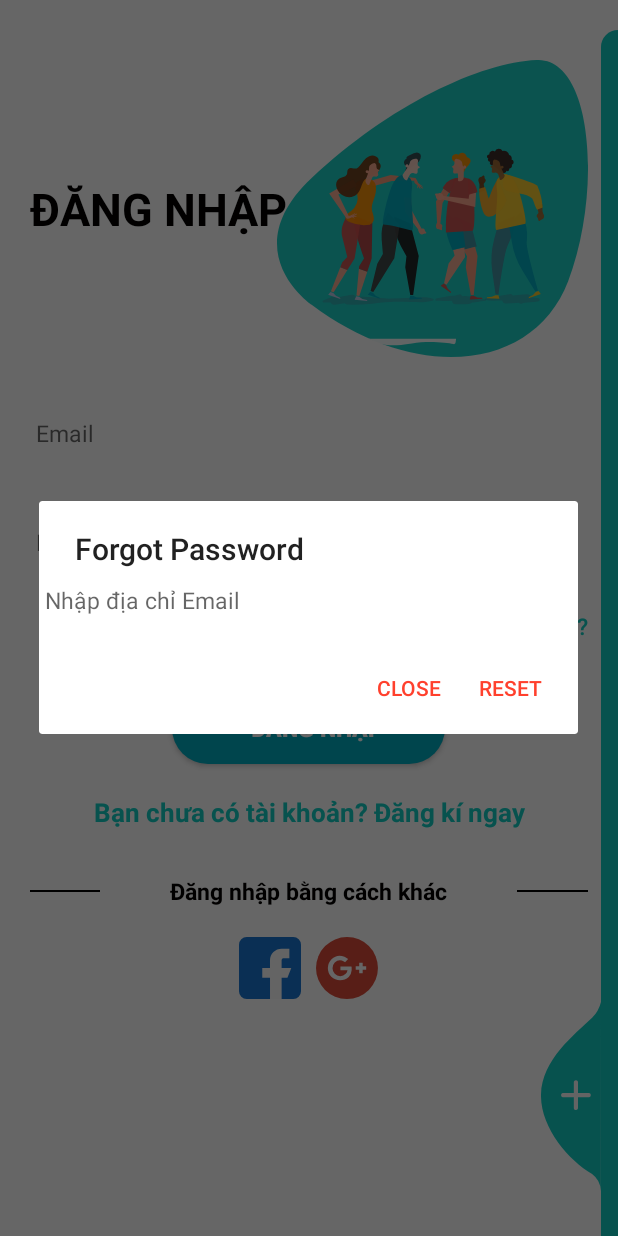
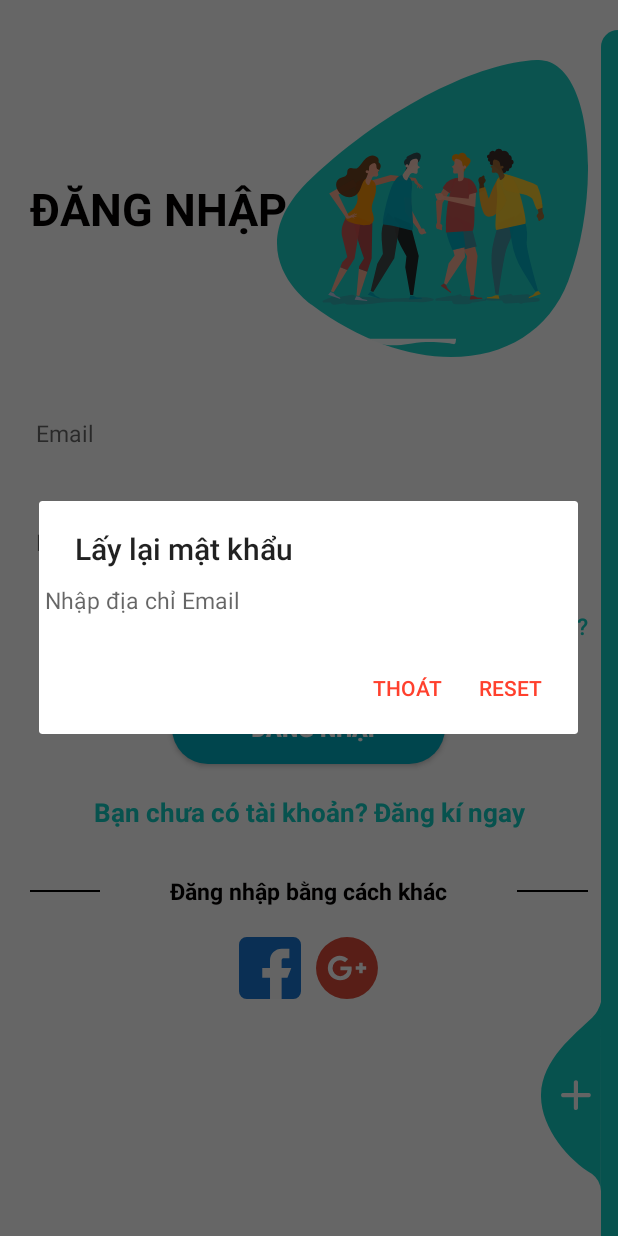
Before and after one commit to VTrng1/App-Solve-The-Exam, an Android app: the screen it shows after launch (LoginActivity), after a tap on "Quên mật khẩu?", on a phone screen of 412 x 824 dp. Run offline under Robolectric (Android 15) with nearby library versions, the phone set to English and light mode, and no system bars; our stand-ins replace Firebase (no records; nobody signed in at launch, a user with empty details on screens opened directly).

Commit message:
3h sáng

```diff
--- a/app/src/main/java/com/example/app_solve_the_exam/LoginActivity.kt
+++ b/app/src/main/java/com/example/app_solve_the_exam/LoginActivity.kt
@@ -5,7 +5,6 @@ package com.example.app_solve_the_exam
 import android.content.DialogInterface
 import android.content.Intent
 import android.os.Bundle
-import android.util.Log
 import android.util.Patterns
 import android.view.View
 import android.widget.EditText
@@ -15,7 +14,6 @@ import androidx.appcompat.app.AppCompatActivity
 import com.google.firebase.auth.FirebaseAuth
 import com.google.firebase.database.DatabaseReference
 import kotlinx.android.synthetic.main.activity_login.*
-import java.util.regex.Pattern
 
 
 class LoginActivity : AppCompatActivity() {
@@ -36,14 +34,14 @@ class LoginActivity : AppCompatActivity() {
 
         btn_forgot_password.setOnClickListener{
             val builder = AlertDialog.Builder(this)
-            builder.setTitle("Forgot Password")
+            builder.setTitle("Lấy lại mật khẩu")
             val view = layoutInflater.inflate(R.layout.dialog_forgot_password,null)
             val username = view.findViewById<EditText>(R.id.et_username)
             builder.setView(view)
             builder.setPositiveButton("Reset", DialogInterface.OnClickListener {
                 _, _ -> forgotPassword(username)
             })
-            builder.setNegativeButton("Close", DialogInterface.OnClickListener { _, _ ->})
+            builder.setNegativeButton("Thoát", DialogInterface.OnClickListener { _, _ ->})
             builder.show()
         }
     }
@@ -60,7 +58,7 @@ class LoginActivity : AppCompatActivity() {
         mAuth.sendPasswordResetEmail(username.text.toString())
                 .addOnCompleteListener {    task ->
                     if (task.isSuccessful) {
-                        Toast.makeText(this, "Email send.", Toast.LENGTH_SHORT).show()
+                        Toast.makeText(this@LoginActivity, "Email send.", Toast.LENGTH_SHORT).show()
                     }
                 }
     }
--- a/app/src/main/res/layout/dialog_forgot_password.xml
+++ b/app/src/main/res/layout/dialog_forgot_password.xml
@@ -7,5 +7,4 @@
     android:layout_height="wrap_content"
     style="@style/modifiedEditText"
     android:hint="Nhập địa chỉ Email"
-    android:inputType="textEmailAddress"
-    android:maxLines="1"/>
+    android:inputType="textEmailAddress"/>
```
